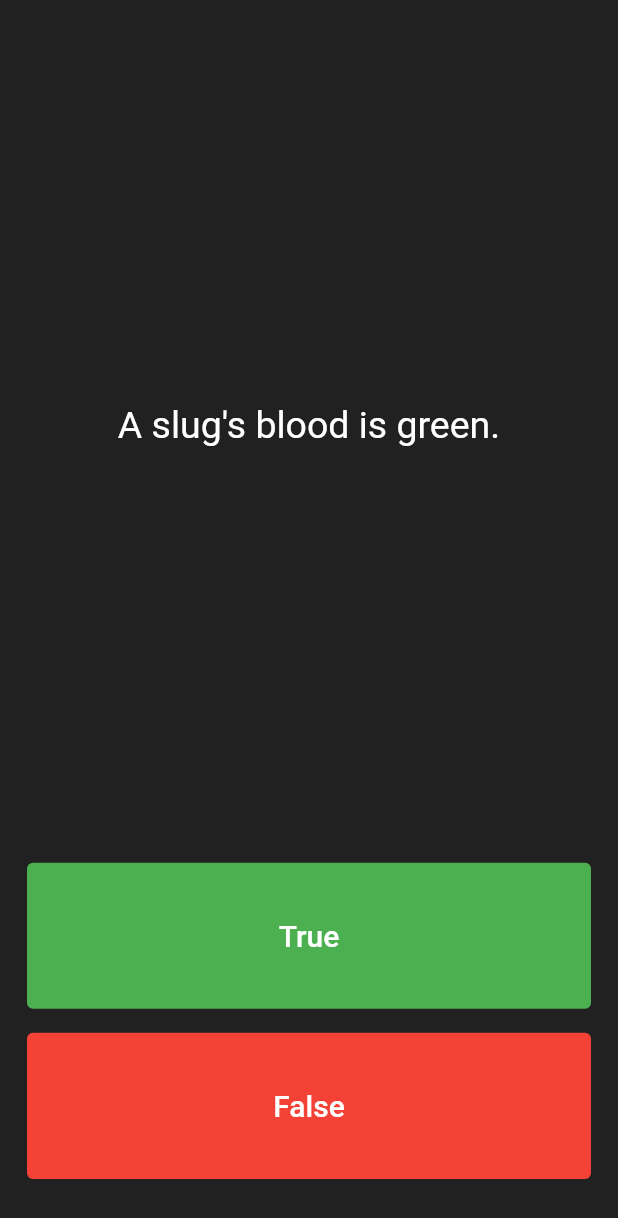
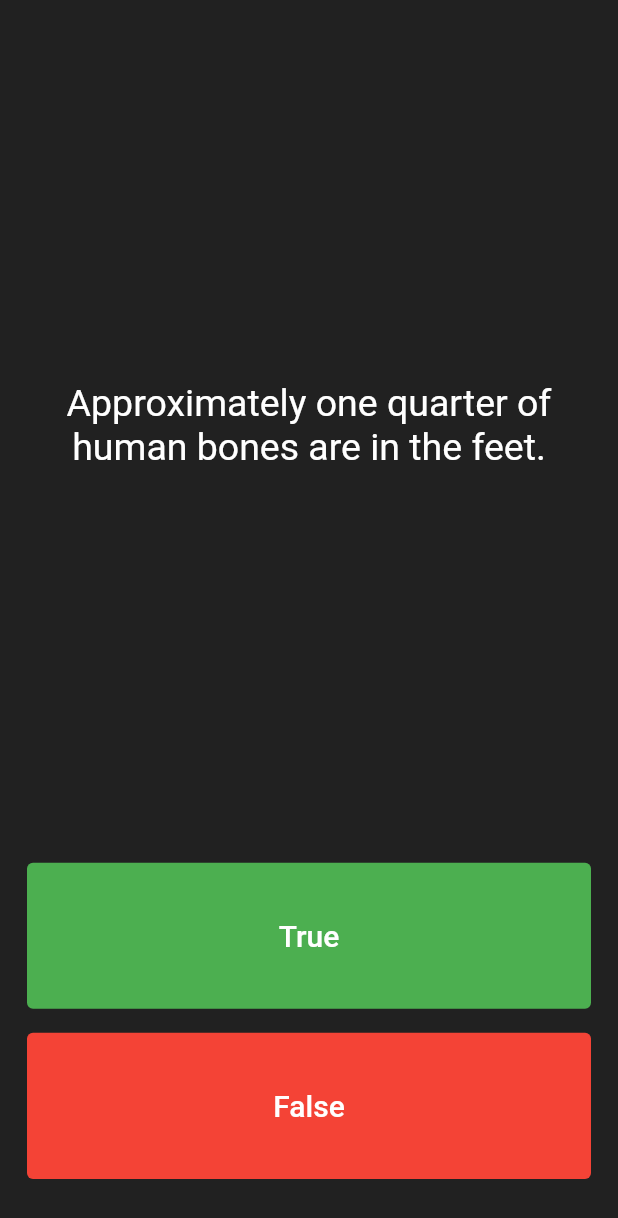
Before and after one commit to nixx49/quiz_app, a Flutter app: the screen it shows after launch, after a tap on "True", after a tap on "False", on a phone screen of 412 x 824 dp. Shown: the top 1218 px of the screen. Run offline on Flutter 3.47's test engine with Material 2 defaults, Android fonts, the phone set to English and light mode, and no system bars.

Commit message:
Create the Question Brain Using OOP Pillars .

```diff
--- a/lib/main.dart
+++ b/lib/main.dart
@@ -1,5 +1,5 @@
 import 'package:flutter/material.dart';
-import 'package:quiz_app/quection.dart';
+import 'questionbrain.dart';
 
 void main() => runApp(const Quizzler());
 
@@ -30,29 +30,7 @@ class QuizPage extends StatefulWidget {
 }
 
 class _QuizPageState extends State<QuizPage> {
-  List<Icon> scoreKeeper = [
-    // const Icon(
-    //   Icons.check_circle_outline,
-    //   color: Colors.green,
-    // ),
-  ];
-  // Question
-
-  // List<String> questions = [
-  //   'You can lead a cow down stairs but not up stairs.',
-  //   'Approximately one quarter of human bones are in the feet.',
-  //   'A slug\'s blood is green.',
-  // ];
-  //
-  // List<bool> answerCheck = [false, true, true];
-
-  List<Question> questionBank = [
-    Question(q: 'You can lead a cow down stairs but not up stairs.', a: false),
-    Question(
-        q: 'Approximately one quarter of human bones are in the feet.',
-        a: true),
-    Question(q: 'A slug\'s blood is green.', a: false),
-  ];
+  List<Icon> scoreKeeper = [];
 
   int questionNumber = 0;
 
@@ -73,7 +51,9 @@ class _QuizPageState extends State<QuizPage> {
                   TextSpan(
                     children: <TextSpan>[
                       TextSpan(
-                        text: questionBank[questionNumber].questionText,
+                        text: QuestionBrain()
+                            .questionBank[questionNumber]
+                            .questionText,
                         style: const TextStyle(
                           fontSize: 25,
                           color: Colors.white,
@@ -99,8 +79,9 @@ class _QuizPageState extends State<QuizPage> {
                   //   color: Colors.green,
                   // ));
                   questionNumber++;
-                  bool correctAnswer =
-                      questionBank[questionNumber].questionAnswer;
+                  bool correctAnswer = QuestionBrain()
+                      .questionBank[questionNumber]
+                      .questionAnswer;
 
                   if (correctAnswer == true) {
                     print('your answer is correct');
@@ -129,8 +110,9 @@ class _QuizPageState extends State<QuizPage> {
               onPressed: () {
                 setState(() {
                   questionNumber++;
-                  bool correctAnswer =
-                      questionBank[questionNumber].questionAnswer;
+                  bool correctAnswer = QuestionBrain()
+                      .questionBank[questionNumber]
+                      .questionAnswer;
 
                   if (correctAnswer == false) {
                     print('your answer is correct');
@@ -165,20 +147,4 @@ class _QuizPageState extends State<QuizPage> {
       ],
     );
   }
-
-//   questionDisplay() {
-//     Text.rich(TextSpan(
-//       children: <TextSpan>[
-//         TextSpan(
-//           text: questions[questionNumber], style: const TextStyle(fontSize: 25,color: Colors.white),
-//         ),
-//       ],
-//     ));
-//   }
 }
-
-/*
-question1: 'You can lead a cow down stairs but not up stairs.', false,
-question2: 'Approximately one quarter of human bones are in the feet.', true,
-question3: 'A slug\'s blood is green.', true,
-*/
--- /dev/null
+++ b/lib/questionbrain.dart
@@ -0,0 +1,33 @@
+import 'quection.dart';
+
+class QuestionBrain {
+  List<Question> questionBank = [
+    Question(q: 'Some cats are actually allergic to humans', a: true),
+    Question(q: 'You can lead a cow down stairs but not up stairs.', a: false),
+    Question(
+        q: 'Approximately one quarter of human bones are in the feet.',
+        a: true),
+    Question(q: 'A slug\'s blood is green.', a: true),
+    Question(q: 'Buzz Aldrin\'s mother\'s maiden name was \"Moon\".', a: true),
+    Question(q: 'It is illegal to pee in the Ocean in Portugal.', a: true),
+    Question(
+        q: 'No piece of square dry paper can be folded in half more than 7 times.',
+        a: false),
+    Question(
+        q: 'In London, UK, if you happen to die in the House of Parliament, you are technically entitled to a state funeral, because the building is considered too sacred a place.',
+        a: true),
+    Question(
+        q: 'The loudest sound produced by any animal is 188 decibels. That animal is the African Elephant.',
+        a: false),
+    Question(
+        q: 'The total surface area of two human lungs is approximately 70 square metres.',
+        a: true),
+    Question(q: 'Google was originally called \"Backrub\".', a: true),
+    Question(
+        q: 'Chocolate affects a dog\'s heart and nervous system; a few ounces are enough to kill a small dog.',
+        a: true),
+    Question(
+        q: 'In West Virginia, USA, if you accidentally hit an animal with your car, you are free to take it home to eat.',
+        a: true),
+  ];
+}
```
